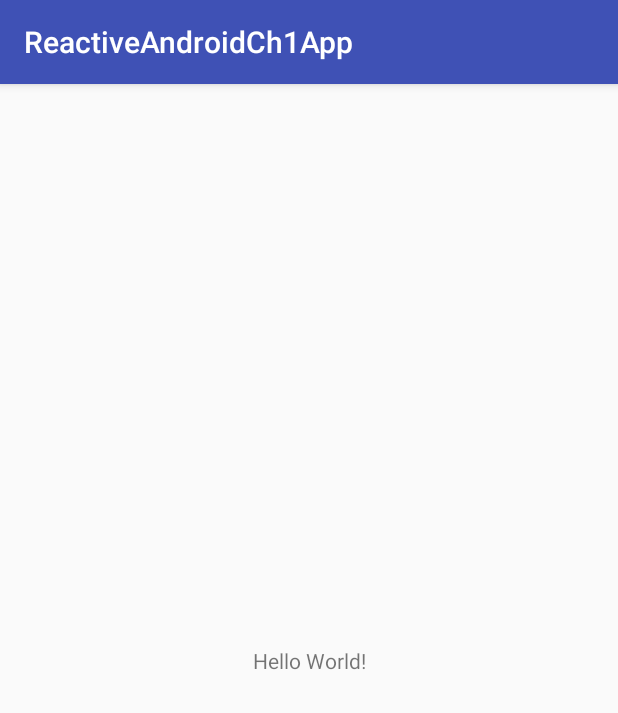
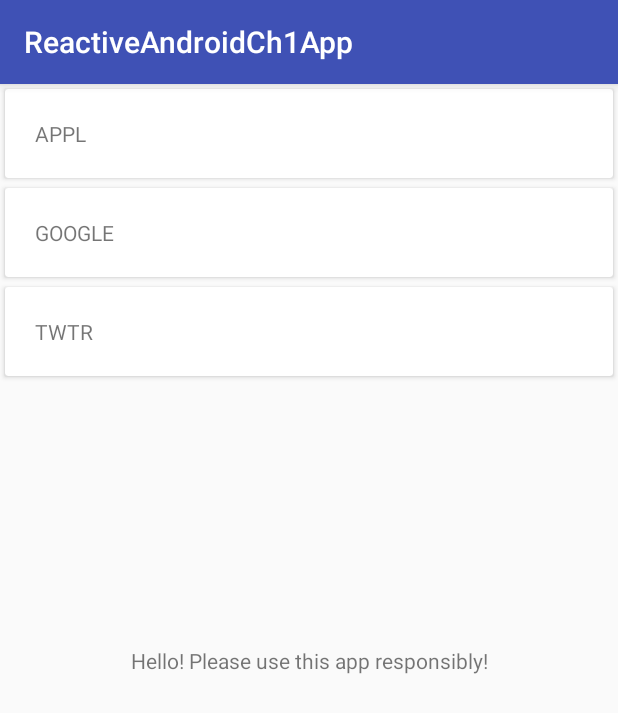
Before and after one commit to lokinmodar/ReactiveAndroidCh1App, an Android app: the screen it shows after launch (MainActivity), on a phone screen of 412 x 824 dp. Shown: the top 713 px of the screen. Run offline under Robolectric (Android 15) with nearby library versions, the phone set to English and light mode, and no system bars; our stand-ins replace ButterKnife, RxJava.

Commit message:
Proceeding with Book Chapter 1 examples
Added RecyclerView and accesory classes and populated it using RxJava2
Consumer.

```diff
--- a/app/build.gradle
+++ b/app/build.gradle
@@ -1,11 +1,11 @@
 apply plugin: 'com.android.application'
 
 android {
-    compileSdkVersion 27
+    compileSdkVersion 26
     defaultConfig {
         applicationId "br.com.theoldpinkeye.reactiveandroidch1app"
         minSdkVersion 21
-        targetSdkVersion 27
+        targetSdkVersion 26
         versionCode 1
         versionName "1.0"
         testInstrumentationRunner "android.support.test.runner.AndroidJUnitRunner"
@@ -16,31 +16,29 @@ android {
             proguardFiles getDefaultProguardFile('proguard-android.txt'), 'proguard-rules.pro'
         }
     }
+    buildToolsVersion '26.0.2'
+    compileOptions {
+        sourceCompatibility JavaVersion.VERSION_1_8
+        targetCompatibility JavaVersion.VERSION_1_8
+    }
 }
 
 dependencies {
-
-
     compile 'io.reactivex.rxjava2:rxjava:2.1.7'
     compile 'io.reactivex.rxjava2:rxandroid:2.0.1'
-
     //Injection
     compile 'com.google.dagger:dagger-android:2.13'
     annotationProcessor 'com.google.dagger:dagger-compiler:2.13'
     compile 'com.jakewharton:butterknife:8.8.1'
     annotationProcessor 'com.jakewharton:butterknife-compiler:8.8.1'
-
     compile 'com.jakewharton.rxbinding2:rxbinding:2.0.0'
     compile 'com.jakewharton.rxbinding2:rxbinding-recyclerview-v7:2.0.0'
-
-    compile 'com.android.support:appcompat-v7:27.0.2'
-    compile 'com.android.support:cardview-v7:27.0.2'
-    compile 'com.android.support:recyclerview-v7:27.0.2'
-    compile 'com.android.support:design:27.0.2'
-
-
-    implementation fileTree(dir: 'libs', include: ['*.jar'])
-    implementation 'com.android.support:appcompat-v7:27.0.2'
+    compile 'com.android.support:appcompat-v7:26.1.0'
+    compile 'com.android.support:cardview-v7:26.1.0'
+    compile 'com.android.support:recyclerview-v7:26.1.0'
+    compile 'com.android.support:design:26.1.0'
+    implementation fileTree(include: ['*.jar'], dir: 'libs')
+    implementation 'com.android.support:appcompat-v7:26.1.0'
     implementation 'com.android.support.constraint:constraint-layout:1.0.2'
     testImplementation 'junit:junit:4.12'
     androidTestImplementation 'com.android.support.test:runner:1.0.1'
--- a/app/src/main/java/br/com/theoldpinkeye/reactiveandroidch1app/MainActivity.java
+++ b/app/src/main/java/br/com/theoldpinkeye/reactiveandroidch1app/MainActivity.java
@@ -2,12 +2,55 @@ package br.com.theoldpinkeye.reactiveandroidch1app;
 
 import android.support.v7.app.AppCompatActivity;
 import android.os.Bundle;
+import android.support.v7.widget.LinearLayoutManager;
+import android.support.v7.widget.RecyclerView;
+import android.widget.TextView;
+
+import butterknife.BindView;
+import butterknife.ButterKnife;
+import io.reactivex.Observable;
+import io.reactivex.functions.Consumer;
 
 public class MainActivity extends AppCompatActivity {
+
+    @BindView(R.id.hello_world_salute)
+    TextView helloText;
+
+    @BindView(R.id.stock_updates_recycler_view)
+    RecyclerView recyclerView;
+
+    private LinearLayoutManager layoutManager;
+    private StockDataAdapter stockDataAdapter;
 
     @Override
     protected void onCreate(Bundle savedInstanceState) {
         super.onCreate(savedInstanceState);
         setContentView(R.layout.activity_main);
+
+
+
+        ButterKnife.bind(this);
+
+        recyclerView.setHasFixedSize(true);
+        layoutManager = new LinearLayoutManager(this);
+        recyclerView.setLayoutManager(layoutManager);
+        stockDataAdapter = new StockDataAdapter();
+        recyclerView.setAdapter(stockDataAdapter);
+
+        Observable.just("Hello! Please use this app responsibly!")
+                .subscribe(new Consumer<String>() {
+                    @Override
+                    public void accept(String s) throws Exception {
+                        helloText.setText(s);
+                    }
+                });
+
+        Observable.just("APPL", "GOOGLE", "TWTR")
+                .subscribe(new Consumer<String>() {
+                    @Override
+                    public void accept(String stockSymbol) {
+                        stockDataAdapter.add(stockSymbol);
+                    }
+                });
     }
 }
--- /dev/null
+++ b/app/src/main/java/br/com/theoldpinkeye/reactiveandroidch1app/StockDataAdapter.java
@@ -0,0 +1,38 @@
+package br.com.theoldpinkeye.reactiveandroidch1app;
+
+import android.support.v7.widget.RecyclerView;
+import android.view.LayoutInflater;
+import android.view.View;
+import android.view.ViewGroup;
+
+import java.util.ArrayList;
+import java.util.List;
+
+/**
+ * Created by Just Us on 29/01/2018.
+ */
+
+public class StockDataAdapter extends RecyclerView.Adapter<StockUpdateViewHolder> {
+    private final List<String> data = new ArrayList<>();
+    @Override
+    public StockUpdateViewHolder onCreateViewHolder(ViewGroup parent,
+                                                    int viewType) {
+        View v = LayoutInflater.from(parent.getContext())
+                .inflate(R.layout.stock_update_item, parent, false);
+        StockUpdateViewHolder vh = new StockUpdateViewHolder(v);
+        return vh;
+    }
+    @Override
+    public void onBindViewHolder(StockUpdateViewHolder holder, int
+            position) {
+        holder.stockSymbol.setText(data.get(position));
+    }
+    @Override
+    public int getItemCount() {
+        return data.size();
+    }
+    public void add(String stockSymbol) {
+        this.data.add(stockSymbol);
+        notifyItemInserted(data.size() - 1);
+    }
+}
--- /dev/null
+++ b/app/src/main/java/br/com/theoldpinkeye/reactiveandroidch1app/StockUpdateViewHolder.java
@@ -0,0 +1,21 @@
+package br.com.theoldpinkeye.reactiveandroidch1app;
+
+import android.support.v7.widget.RecyclerView;
+import android.view.View;
+import android.widget.TextView;
+
+import butterknife.BindView;
+import butterknife.ButterKnife;
+
+/**
+ * Created by Just Us on 29/01/2018.
+ */
+
+public class StockUpdateViewHolder extends RecyclerView.ViewHolder {
+    @BindView(R.id.stock_item_symbol)
+    TextView stockSymbol;
+    public StockUpdateViewHolder(View v) {
+        super(v);
+        ButterKnife.bind(this, v);
+    }
+}
--- a/app/src/main/res/layout/activity_main.xml
+++ b/app/src/main/res/layout/activity_main.xml
@@ -7,6 +7,7 @@
     tools:context="br.com.theoldpinkeye.reactiveandroidch1app.MainActivity">
 
     <TextView
+        android:id="@+id/hello_world_salute"
         android:layout_width="wrap_content"
         android:layout_height="wrap_content"
         android:text="Hello World!"
@@ -15,4 +16,10 @@
         app:layout_constraintRight_toRightOf="parent"
         app:layout_constraintTop_toTopOf="parent" />
 
+    <android.support.v7.widget.RecyclerView
+        android:id="@+id/stock_updates_recycler_view"
+        android:layout_width="match_parent"
+        android:layout_height="match_parent"
+        android:layout_below="@id/hello_world_salute" />
+
 </android.support.constraint.ConstraintLayout>
--- /dev/null
+++ b/app/src/main/res/layout/stock_update_item.xml
@@ -0,0 +1,12 @@
+<?xml version="1.0" encoding="utf-8"?>
+<android.support.v7.widget.CardView
+    xmlns:android="http://schemas.android.com/apk/res/android"
+    android:layout_width="match_parent"
+    android:layout_height="wrap_content"
+    android:layout_margin="3dp">
+    <TextView
+        android:id="@+id/stock_item_symbol"
+        android:layout_width="wrap_content"
+        android:layout_height="match_parent"
+        android:layout_margin="20dp" />
+</android.support.v7.widget.CardView>
```
